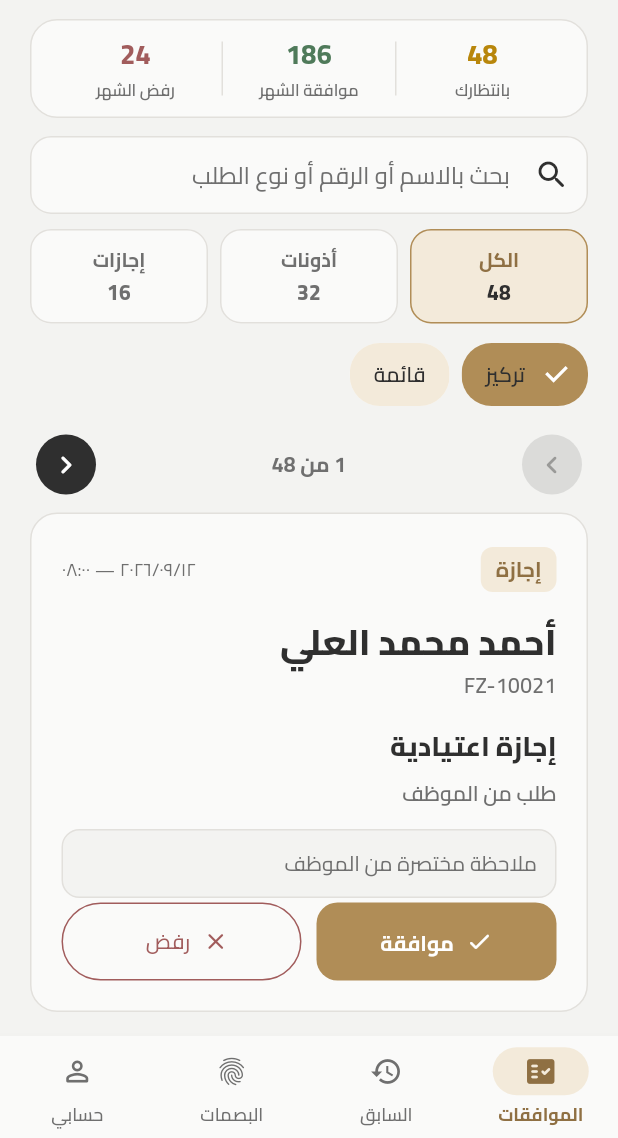
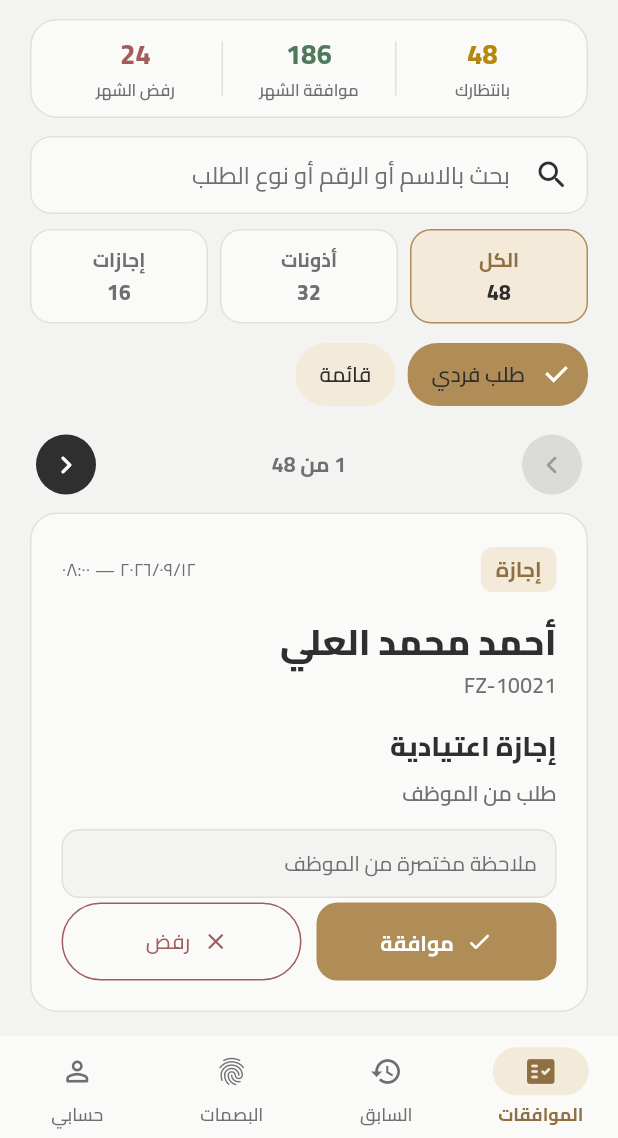
Before and after one commit to halimaElganduzMFZ/daftari_UI, a Flutter app: the ManagerShell screen opened directly, on a phone screen of 412 x 824 dp, the part 98-1236 px from its top. Run offline on Flutter 3.47's test engine with Material 3 defaults, Android fonts, the phone set to English and light mode, and no system bars; our stand-ins replace file_picker, font_awesome_flutter, shared_preferences; accounts and stored records are empty.

Commit message:
Rename manager view modes to طلب فردي and قائمة.
Keep the same focus and list behaviors; only update the chip labels.

Co-authored-by: unifiedcodeteam <unifiedcodeteam@gmail.com>

```diff
--- a/lib/features/manager/manager_approvals_screen.dart
+++ b/lib/features/manager/manager_approvals_screen.dart
@@ -12,7 +12,7 @@ enum _InboxTab { all, permissions, leaves }
 
 enum _ViewMode { focus, list }
 
-/// صندوق وارد المدير — تبويبات + وضع تركيز يتحمّل مئات الطلبات.
+/// صندوق وارد المدير — تبويبات + طلب فردي / قائمة لمئات الطلبات.
 class ManagerApprovalsScreen extends StatefulWidget {
   const ManagerApprovalsScreen({super.key, required this.structureName});
 
@@ -320,7 +320,7 @@ class _ManagerApprovalsScreenState extends State<ManagerApprovalsScreen> {
             child: Row(
               children: [
                 ChoiceChip(
-                  label: const Text('تركيز'),
+                  label: const Text('طلب فردي'),
                   selected: _mode == _ViewMode.focus,
                   onSelected: (_) => setState(() => _mode = _ViewMode.focus),
                 ),
```
